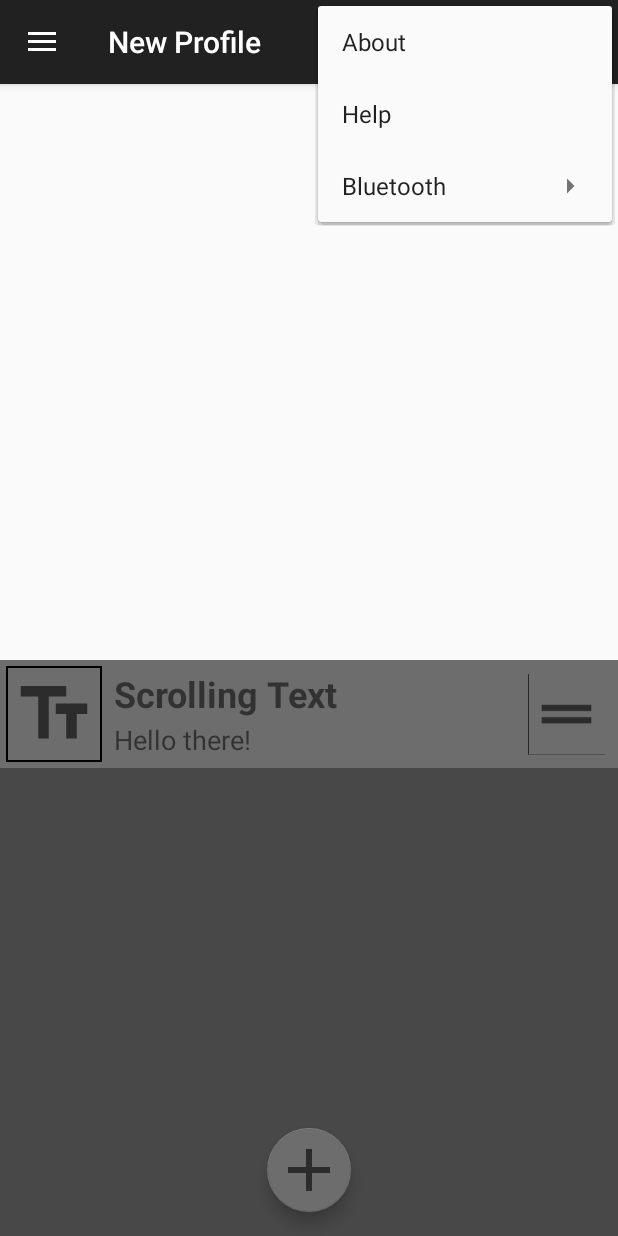
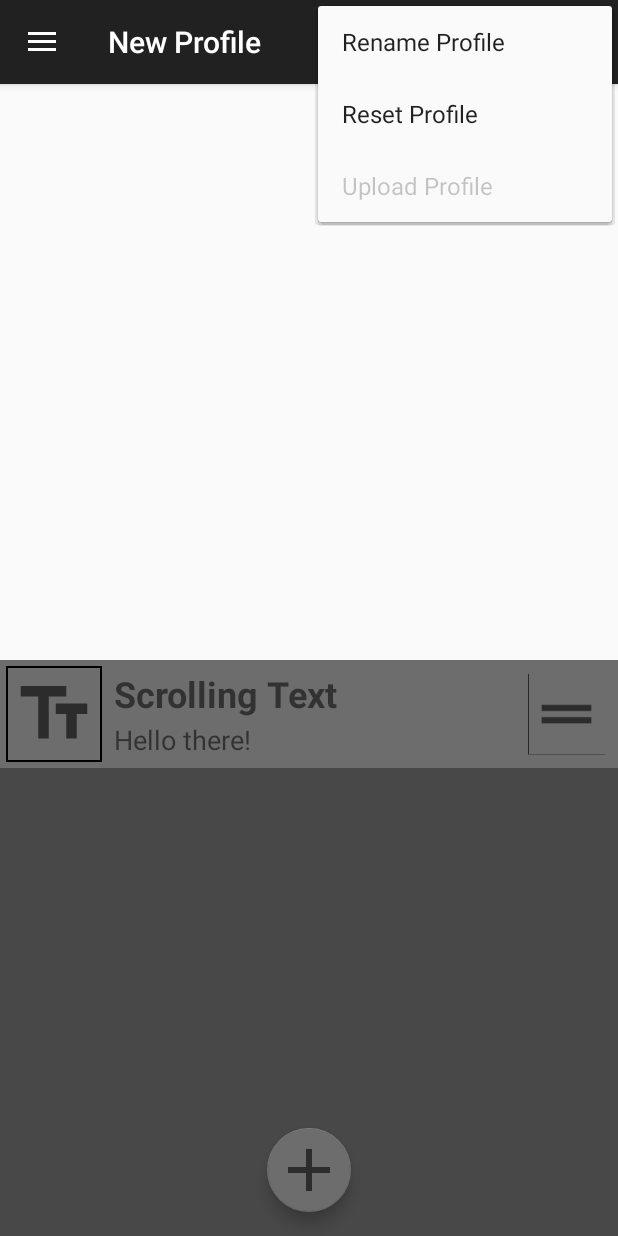
Before and after one commit to kkevn/LEDsign, an Android app: the screen it shows after launch (MainActivity), with the options menu open, on a phone screen of 412 x 824 dp. Run offline under Robolectric (Android 15) with nearby library versions, the light colour scheme and no system bars; our stand-ins replace navigation-ui; libraries missing offline, so code that uses them is left out: processing.android, processing.core; 3 statements that could not run were skipped.

Commit message:
changed toolbar menu options

```diff
--- a/app/src/main/java/com/kkevn/ledsign/MainActivity.java
+++ b/app/src/main/java/com/kkevn/ledsign/MainActivity.java
@@ -34,6 +34,9 @@ public class MainActivity extends AppCompatActivity {
 
     private int prev_page = -1;
     private int curr_page;
+
+    private boolean showOptions = true;
+    private Menu toolbar_menu;
 
     private boolean currentProfileSaved = true;
 
@@ -93,11 +96,18 @@ public class MainActivity extends AppCompatActivity {
                 // attempt to change the toolbar's save button depending on current fragment in view
                 try {
                     if (destination.getId() == R.id.nav_new_profile) {
-                        toolbar.getMenu().findItem(R.id.action_save).setVisible(true);
+                        //toolbar.getMenu().findItem(R.id.action_save).setVisible(true);
                         fab.show();
+                        showOptions = true;
                     } else {
-                        toolbar.getMenu().findItem(R.id.action_save).setVisible(false);
+                        //toolbar.getMenu().findItem(R.id.action_save).setVisible(false);
                         fab.hide();
+                        showOptions = false;
+                    }
+
+                    // enable or disable save button and 3-dot options menu
+                    for (int i = 0; i < toolbar_menu.size(); i++) {
+                        toolbar_menu.getItem(i).setVisible(showOptions);
                     }
                 } catch (NullPointerException npe) {
                     Log.e("MainActivity", "error finding toolbar's save button", npe);
@@ -115,9 +125,17 @@ public class MainActivity extends AppCompatActivity {
      */
     @Override
     public boolean onCreateOptionsMenu(Menu menu) {
+
+        toolbar_menu = menu;
         // Inflate the menu; this adds items to the action bar if it is present.
         getMenuInflater().inflate(R.menu.options, menu);
         return true;
+    }
+
+    @Override
+    public boolean onPrepareOptionsMenu(Menu menu) {
+        toolbar_menu.findItem(R.id.menu_upload).setEnabled(false);
+        return super.onPrepareOptionsMenu(menu);
     }
 
     @Override
@@ -130,21 +148,14 @@ public class MainActivity extends AppCompatActivity {
                 Snackbar.make(getCurrentFocus(), "Profile \'"+ name + "\' saved", Snackbar.LENGTH_SHORT).show();
                 return true;
 
-            /*case R.id.action_upload:
-                // User chose the "Upload Profile" action, upload profile to Arduino
-                return true;*/
-
-            case R.id.action_about:
+            case R.id.menu_rename:
                 return true;
 
-            case R.id.action_help:
-                Toast.makeText(this, "help", Toast.LENGTH_SHORT).show();
+            case R.id.menu_reset:
+                //Toast.makeText(this, "help", Toast.LENGTH_SHORT).show();
                 return true;
 
-            case R.id.action_connect:
-                return true;
-
-            case R.id.action_disconnect:
+            case R.id.menu_upload:
                 return true;
 
             default:
--- a/app/src/main/res/menu/options.xml
+++ b/app/src/main/res/menu/options.xml
@@ -1,39 +1,25 @@
 <?xml version="1.0" encoding="utf-8"?>
 
-<!-- contains menu items for options button in far right of toolbar -->
+<!-- contains menu items for custom toolbar actions -->
 
 <menu xmlns:android="http://schemas.android.com/apk/res/android"
     xmlns:app="http://schemas.android.com/apk/res-auto">
 
-    <!-- visible action items -->
+    <!-- toolbar save button -->
     <item
         android:id="@+id/action_save"
         android:icon="@drawable/baseline_save_white_48dp"
         android:title="@string/action_save"
         app:showAsAction="always"/>
-    <!--<item
-        android:id="@+id/action_upload"
-        android:icon="@drawable/baseline_developer_board_black_48dp"
-        android:title="@string/action_upload"
-        app:showAsAction="always"/>-->
 
     <!-- overflow menu items -->
-    <item android:id="@+id/action_about"
-        android:title="@string/action_about"
+    <item android:id="@+id/menu_rename"
+        android:title="@string/menu_rename"
         app:showAsAction="never"/>
-    <item android:id="@+id/action_help"
-        android:title="@string/action_help"
+    <item android:id="@+id/menu_reset"
+        android:title="@string/menu_reset"
         app:showAsAction="never"/>
-    <item
-        android:title="@string/title_bluetooth"
-        app:showAsAction="never">
-        <menu>
-            <item android:id="@+id/action_connect"
-                android:title="@string/action_connect"
-                app:showAsAction="never"/>
-            <item android:id="@+id/action_disconnect"
-                android:title="@string/action_disconnect"
-                app:showAsAction="never"/>
-        </menu>
-    </item>
+    <item android:id="@+id/menu_upload"
+        android:title="@string/menu_upload"
+        app:showAsAction="never"/>
 </menu>
--- a/app/src/main/res/values/strings.xml
+++ b/app/src/main/res/values/strings.xml
@@ -22,6 +22,11 @@
     <string name="status_connected">Paired</string>
     <string name="status_disconnected">Unpaired</string>
 
+    <!-- profile options menu -->
+    <string name="menu_rename">Rename Profile</string>
+    <string name="menu_reset">Reset Profile</string>
+    <string name="menu_upload">Upload Profile</string>
+
     <!-- save profile dialog fragment -->
     <string name="dialog_save_profile">Would you like to save your progress?</string>
     <string name="dialog_save">Save</string>
```
